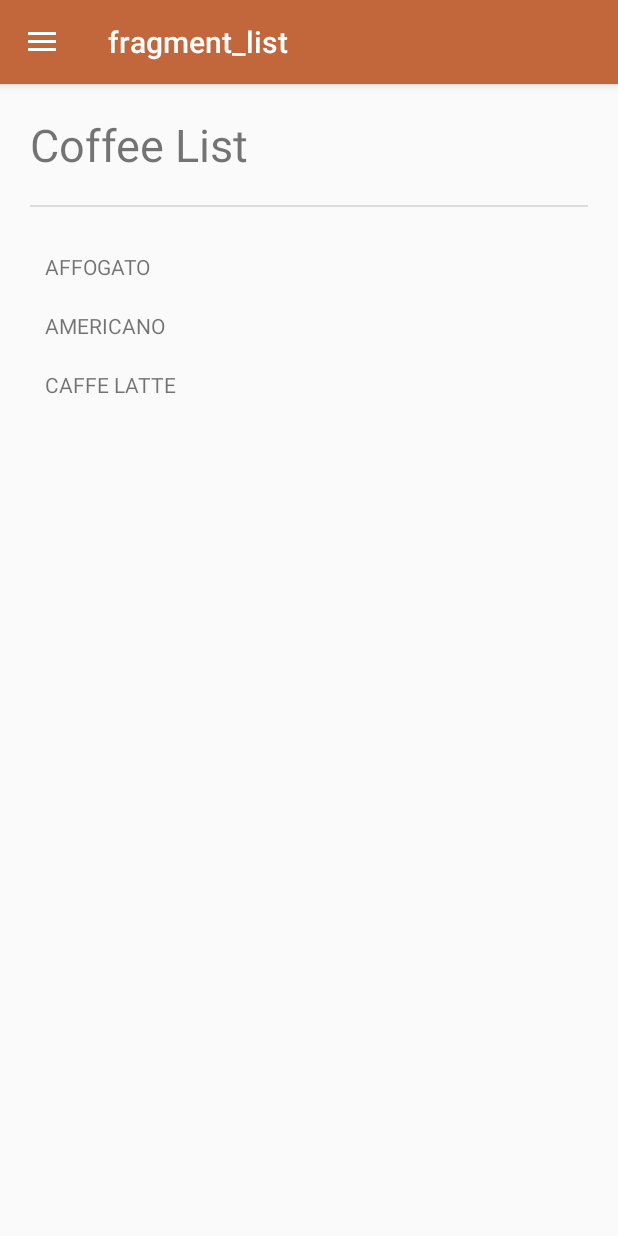
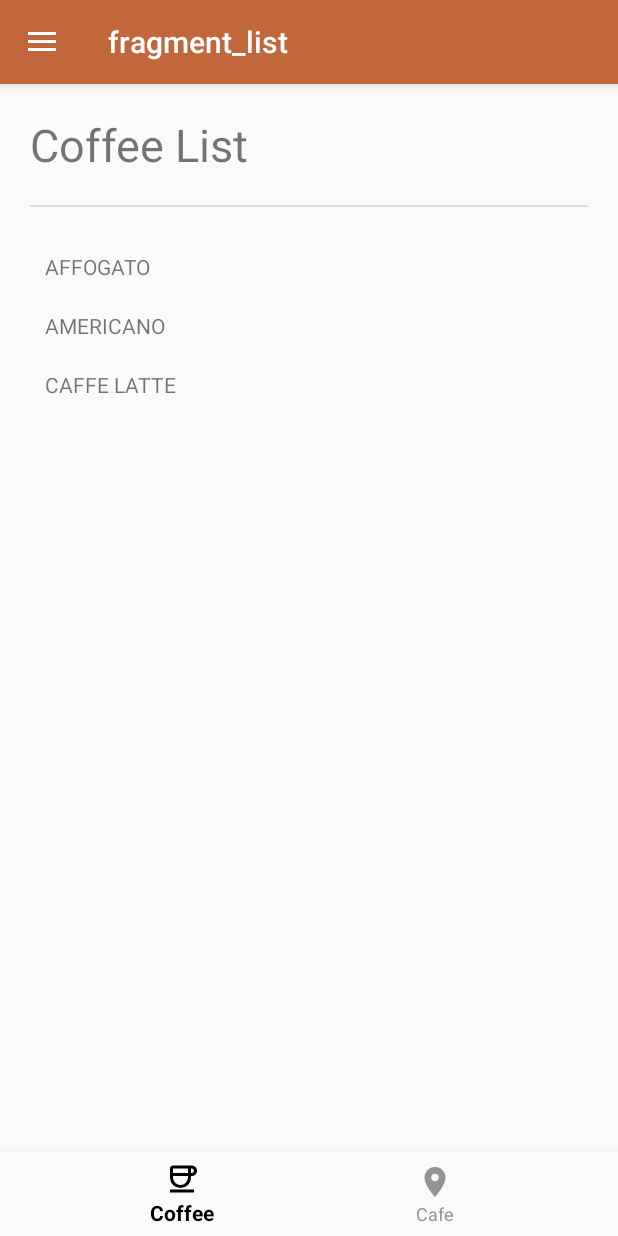
Before and after one commit to Calvin-braus/LAB_WEEK_04, an Android app: the screen it shows after launch (MainActivity), on a phone screen of 412 x 824 dp. Run offline under Robolectric (Android 15) with nearby library versions, the phone set to English and light mode, and no system bars; our stand-ins replace navigation-ui.

Commit message:
Commit No. 2 – Bottom Navigation

```diff
--- a/app/build.gradle.kts
+++ b/app/build.gradle.kts
@@ -44,6 +44,7 @@ dependencies {
     implementation(libs.androidx.constraintlayout)
     implementation("androidx.navigation:navigation-fragment-ktx:2.5.3")
     implementation("androidx.navigation:navigation-ui-ktx:2.5.3")
+    implementation("androidx.viewpager2:viewpager2:1.0.0")
     testImplementation(libs.junit)
     androidTestImplementation(libs.androidx.junit)
     androidTestImplementation(libs.androidx.espresso.core)
--- a/app/src/main/java/com/example/lab_week_04/MainActivity.kt
+++ b/app/src/main/java/com/example/lab_week_04/MainActivity.kt
@@ -6,6 +6,8 @@ import androidx.navigation.findNavController
 import androidx.navigation.fragment.NavHostFragment
 import androidx.navigation.ui.*
 import com.google.android.material.navigation.NavigationView
+import com.google.android.material.bottomnavigation.BottomNavigationView
+
 
 class MainActivity : AppCompatActivity() {
 
@@ -27,7 +29,8 @@ class MainActivity : AppCompatActivity() {
         appBarConfiguration = AppBarConfiguration(
             setOf(
                 R.id.listFragment,
-                R.id.favoritesFragment
+                R.id.favoritesFragment,
+                R.id.cafeFragment
             ), findViewById(R.id.drawer_layout)
         )
 
@@ -37,6 +40,10 @@ class MainActivity : AppCompatActivity() {
         // Hubungkan NavigationView dengan navController
         findViewById<NavigationView>(R.id.nav_view)
             ?.setupWithNavController(navController)
+
+        // Hubungkan BottomNavigationView dengan navController
+        findViewById<BottomNavigationView>(R.id.bottom_nav)
+            ?.setupWithNavController(navController)
     }
 
     // Agar tombol "Up" toolbar bekerja
--- /dev/null
+++ b/app/src/main/res/color/bottom_nav_color.xml
@@ -0,0 +1,5 @@
+<?xml version="1.0" encoding="utf-8"?>
+<selector xmlns:android="http://schemas.android.com/apk/res/android">
+    <item android:state_checked="true" android:color="@color/black" />
+    <item android:state_checked="false" android:color="@color/gray"/>
+</selector>
--- /dev/null
+++ b/app/src/main/res/drawable/cafe.xml
@@ -0,0 +1,5 @@
+<vector xmlns:android="http://schemas.android.com/apk/res/android" android:height="24dp" android:tint="#000000" android:viewportHeight="24" android:viewportWidth="24" android:width="24dp">
+
+    <path android:fillColor="@android:color/white" android:pathData="M12,2C8.13,2 5,5.13 5,9c0,5.25 7,13 7,13s7,-7.75 7,-13c0,-3.87 -3.13,-7 -7,-7zM12,11.5c-1.38,0 -2.5,-1.12 -2.5,-2.5s1.12,-2.5 2.5,-2.5 2.5,1.12 2.5,2.5 -1.12,2.5 -2.5,2.5z"/>
+
+</vector>
--- a/app/src/main/res/layout/app_bar_main.xml
+++ b/app/src/main/res/layout/app_bar_main.xml
@@ -19,7 +19,6 @@
             android:layout_height="?attr/actionBarSize"
             android:background="@color/light_brown"
             app:popupTheme="@style/Theme.NavigationDrawer.PopupOverlay" />
-
     </com.google.android.material.appbar.AppBarLayout>
 
     <include
@@ -29,4 +28,15 @@
         layout="@layout/content_main"
         app:layout_behavior="@string/appbar_scrolling_view_behavior"/>
 
+    <!--    Bottom Navigation   -->
+    <com.google.android.material.bottomnavigation.BottomNavigationView
+        android:id="@+id/bottom_nav"
+        android:layout_width="match_parent"
+        android:layout_height="wrap_content"
+        android:layout_gravity="bottom"
+        android:background="?android:attr/windowBackground"
+        app:itemTextColor="@color/bottom_nav_color"
+        app:itemIconTint="@color/bottom_nav_color"
+        app:menu="@menu/bottom_nav_menu"
+        app:labelVisibilityMode="labeled"/>
 </androidx.coordinatorlayout.widget.CoordinatorLayout>
--- /dev/null
+++ b/app/src/main/res/menu/bottom_nav_menu.xml
@@ -0,0 +1,14 @@
+<?xml version="1.0" encoding="utf-8"?>
+<menu xmlns:android="http://schemas.android.com/apk/res/android">
+
+    <item
+        android:id="@+id/listFragment"
+        android:icon="@drawable/coffee"
+        android:title="@string/bottom_menu_coffee" />
+
+    <item
+        android:id="@+id/cafeFragment"
+        android:icon="@drawable/cafe"
+        android:title="@string/bottom_menu_cafe" />
+
+</menu>
--- a/app/src/main/res/navigation/nav_graph.xml
+++ b/app/src/main/res/navigation/nav_graph.xml
@@ -5,6 +5,7 @@
     android:id="@+id/nav_graph"
     app:startDestination="@id/listFragment">
 
+    <!-- Coffee List Fragment -->
     <fragment
         android:id="@+id/listFragment"
         android:name="com.example.lab_week_04.ListFragment"
@@ -15,16 +16,24 @@
             app:destination="@id/detailFragment" />
     </fragment>
 
-    <!-- Perbaiki di sini: ganti <activity> menjadi <fragment> -->
+    <!-- Favorites Fragment -->
     <fragment
         android:id="@+id/favoritesFragment"
         android:name="com.example.lab_week_04.FavoritesFragment"
         android:label="fragment_favorites"
         tools:layout="@layout/fragment_favorites" />
 
+    <!-- Detail Fragment -->
     <fragment
         android:id="@+id/detailFragment"
         android:name="com.example.lab_week_04.DetailFragment"
         android:label="fragment_detail"
         tools:layout="@layout/fragment_detail" />
+
+    <!-- Cafe Fragment -->
+    <fragment
+        android:id="@+id/cafeFragment2"
+        android:name="com.example.lab_week_04.CafeFragment"
+        android:label="fragment_cafe"
+        tools:layout="@layout/fragment_cafe" />
 </navigation>
```
Also changed, not shown: app/src/main/java/com/example/lab_week_04/CafeFragment.kt (added, +59 -0 lines), app/src/main/res/layout/fragment_cafe.xml (added, +46 -0 lines).
